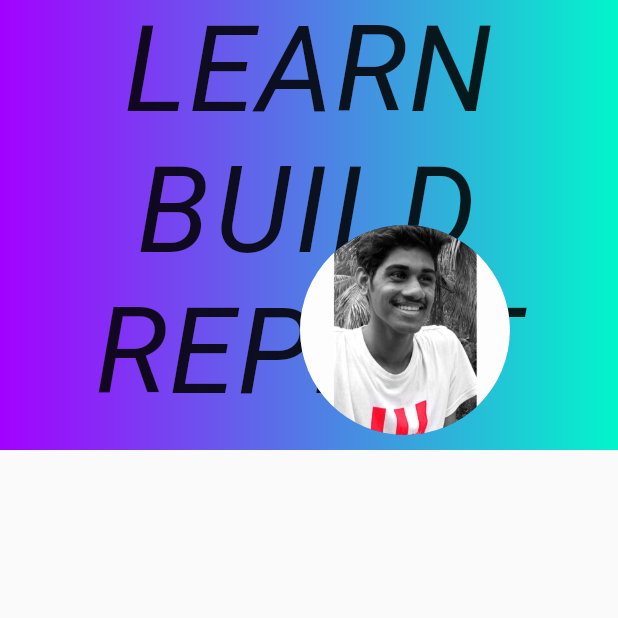
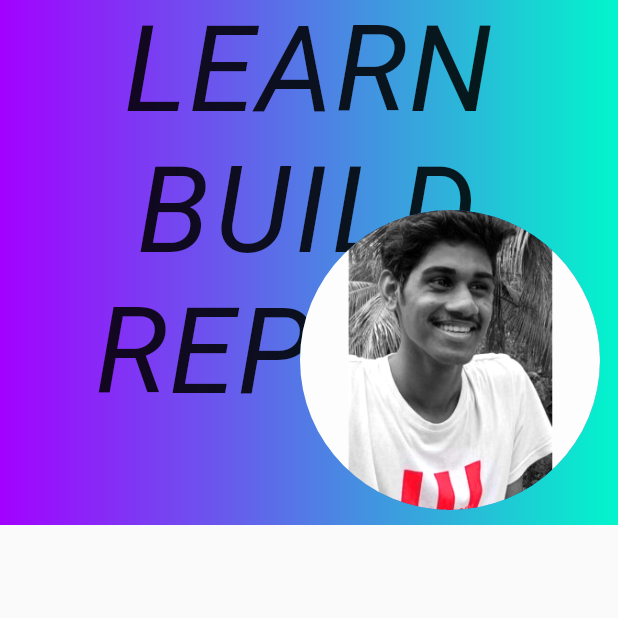
Before and after one commit to Sharon396/personal-website, a Flutter app: the screen it shows after launch, on a phone screen of 412 x 824 dp, the top half of it. Run offline on Flutter 3.47's test engine with Material 2 defaults, Android fonts, the phone set to English and light mode, and no system bars.

Commit message:
white mattenam pakshe ippo oke

```diff
--- a/lib/main.dart
+++ b/lib/main.dart
@@ -43,7 +43,7 @@ class _MyHomePageState extends State<MyHomePage> {
               pinned: true,
               floating: true,
               snap: true,
-              expandedHeight: 300,
+              expandedHeight: 350,
               flexibleSpace: FlexibleSpaceBar(
                 background: Stack(
                   fit: StackFit.expand,
@@ -81,18 +81,21 @@ class _MyHomePageState extends State<MyHomePage> {
                                 ),
                                 "REPEAT"),
                           ],
+                        ),
+                      ),
+                    ),
+                    //Container(
+                      //color: Colors.black,
+                      //width: double.infinity,
 
-                        ),
-
-                      ),
-
-                    ),
-                    Positioned(
+                    //),
+                    const Positioned(
                       bottom: 10,
+                      // top: 10,
                       left: 200,
                       child: Center(
                         child: CircleAvatar(
-                          radius: 70,
+                          radius: 100,
                           backgroundImage: AssetImage("images/profile.png"),
                         ),
                       ),
```
